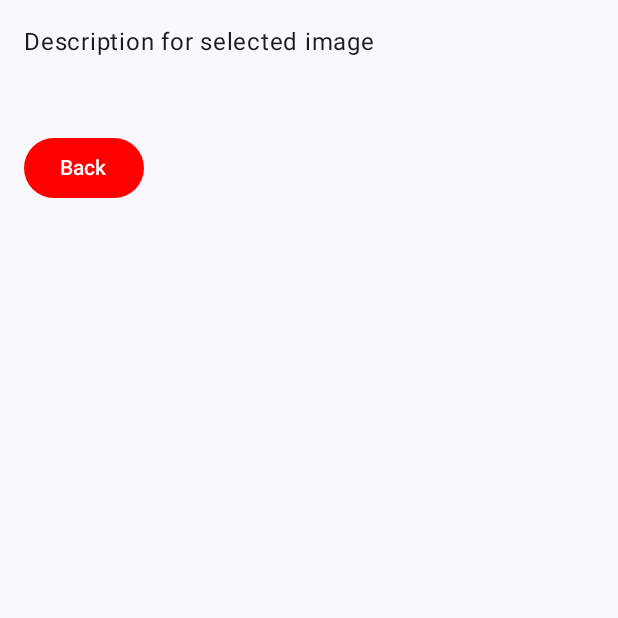
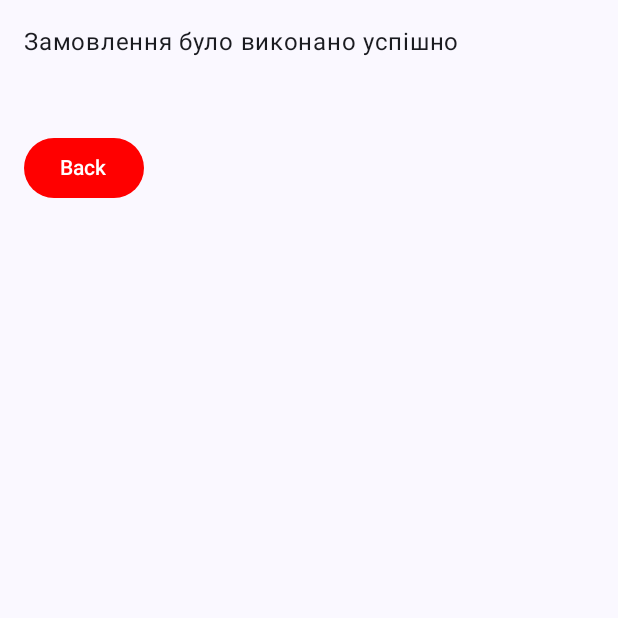
Before and after one commit to StikNavi/IPZ32CR4, an Android app built with Jetpack Compose: the composable Screen2 called with empty values, on a phone screen of 412 x 824 dp, the top half of it. Run offline under Robolectric (Android 15) with nearby library versions, the phone set to English and light mode, and no system bars.

Commit message:
Project11

```diff
--- a/app/src/main/java/ua/edu/lntu/cw4/MainActivity.kt
+++ b/app/src/main/java/ua/edu/lntu/cw4/MainActivity.kt
@@ -102,8 +102,7 @@ fun Screen1(
                         contentDescription = " ${imageList.indexOf(imageInfo)}",
                         modifier = Modifier.size(50.dp)
                     )
-                    Spacer(modifier = Modifier.width(16.dp))
-                    Text("Image ${imageList.indexOf(imageInfo) + 1}")
+
                 }
                 Spacer(modifier = Modifier.height(8.dp))
                 Text(
@@ -134,7 +133,7 @@ fun Screen2(selectedImageDesc: String?, onBackClick: () -> Unit, modifier: Modif
         modifier = modifier.padding(16.dp)
     ) {
         Text(
-            text = "Description for selected image",
+            text = "Замовлення було виконано успішно",
             modifier = Modifier.padding(bottom = 8.dp)
         )
         Text(
```
